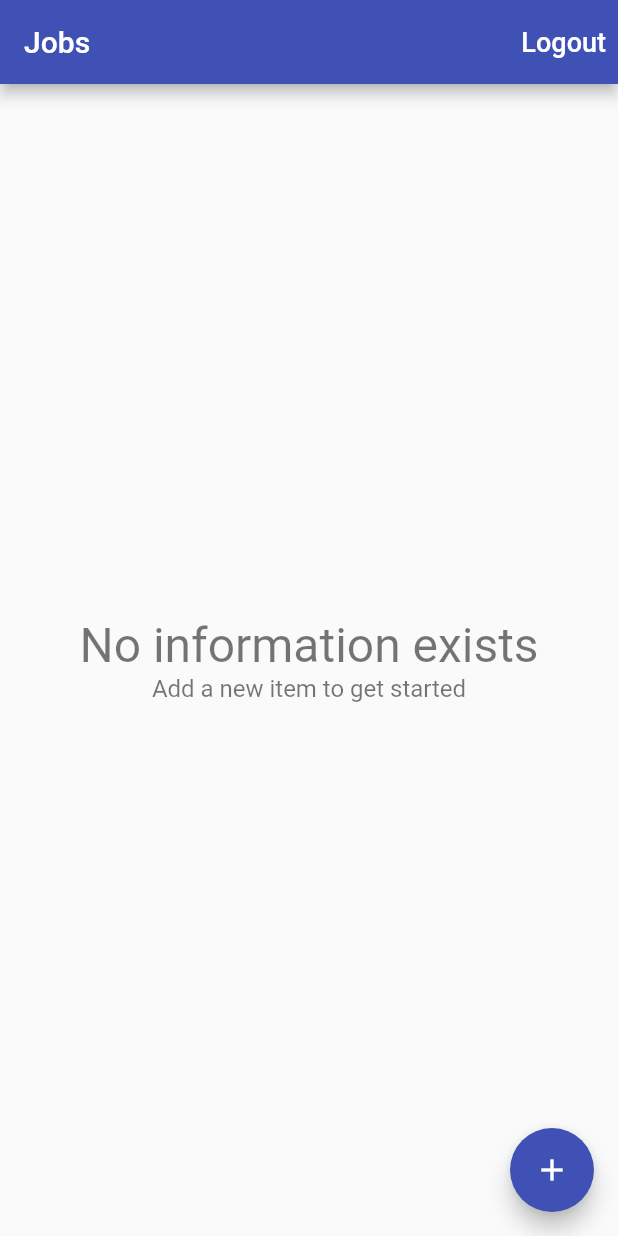
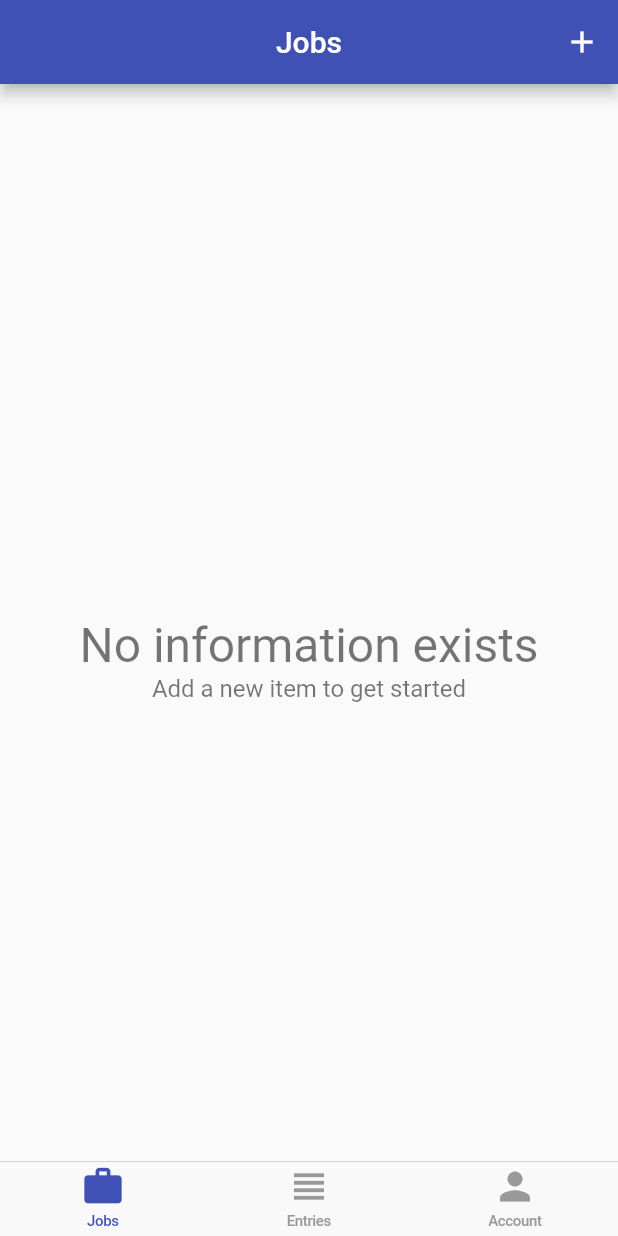
Before and after one commit to crmoraes/time_tracker_flutter_course, a Flutter app: the screen it shows once a user with an empty profile is signed in, on a phone screen of 412 x 824 dp. Run offline on Flutter 3.47's test engine with Material 2 defaults, Android fonts, the phone set to English and light mode, and no system bars; our stand-ins replace cloud_firestore, firebase_auth, firebase_core, google_sign_in; missing offline and left inert: flutter_login_facebook; accounts and stored records are empty.

Commit message:
Added CupertinoScaffold

```diff
--- /dev/null
+++ b/lib/app/home/cupertino_home_scaffold.dart
@@ -0,0 +1,49 @@
+import 'package:flutter/cupertino.dart';
+import 'package:flutter/material.dart';
+import 'package:time_tracker_flutter_course/app/home/tab_item.dart';
+
+class CupertinoHomeScaffold extends StatelessWidget {
+  const CupertinoHomeScaffold({
+    Key? key,
+    required this.currentTab,
+    required this.onSelectTab,
+    required this.widgetBuilders,
+    required this.navigatorKeys,
+  }) : super(key: key);
+
+  final TabItem currentTab;
+  final ValueChanged<TabItem> onSelectTab;
+  final Map<TabItem, WidgetBuilder> widgetBuilders;
+  final Map<TabItem, GlobalKey<NavigatorState>> navigatorKeys;
+
+  @override
+  Widget build(BuildContext context) {
+    return CupertinoTabScaffold(
+      tabBar: CupertinoTabBar(
+          items: [
+            _buildItem(TabItem.jobs),
+            _buildItem(TabItem.entries),
+            _buildItem(TabItem.account),
+          ],
+          onTap: (index) => onSelectTab(TabItem.values[index]),
+        ),
+      tabBuilder: (context, index) {
+        final item = TabItem.values[index];
+        return CupertinoTabView(
+          navigatorKey: navigatorKeys[item],
+          builder: (context) => widgetBuilders[item]!(context),
+        );
+      },
+    );
+  }
+
+  BottomNavigationBarItem _buildItem(TabItem tabItem) {
+    final itemData = TabItemData.allTabs[tabItem];
+    final color = currentTab == tabItem ? Colors.indigo : Colors.grey;
+    return BottomNavigationBarItem(
+      icon: Icon(itemData!.icon),
+      label: itemData.title,
+      backgroundColor: color,
+    );
+  }
+}
--- /dev/null
+++ b/lib/app/home/home_page.dart
@@ -0,0 +1,55 @@
+import 'package:flutter/cupertino.dart';
+import 'package:flutter/material.dart';
+import 'package:time_tracker_flutter_course/app/home/account/account_page.dart';
+import 'package:time_tracker_flutter_course/app/home/cupertino_home_scaffold.dart';
+import 'package:time_tracker_flutter_course/app/home/tab_item.dart';
+
+import 'jobs/jobs_page.dart';
+
+class HomePage extends StatefulWidget {
+  const HomePage({Key? key}) : super(key: key);
+
+  @override
+  State<HomePage> createState() => _HomePageState();
+}
+
+class _HomePageState extends State<HomePage> {
+  TabItem _currentTab = TabItem.jobs;
+
+  final Map<TabItem, GlobalKey<NavigatorState>> navigatorKeys = {
+    TabItem.jobs: GlobalKey<NavigatorState>(),
+    TabItem.entries: GlobalKey<NavigatorState>(),
+    TabItem.account: GlobalKey<NavigatorState>(),
+  };
+
+  Map<TabItem, WidgetBuilder> get widgetBuilders {
+    return {
+      TabItem.jobs: (_) => const JobsPage(),
+      TabItem.entries: (_) => Container(),
+      TabItem.account: (_) => const AccountPage(),
+    };
+  }
+
+  void _select(TabItem tabItem) {
+    if (tabItem == _currentTab) {
+      // pop to first route
+      navigatorKeys[tabItem]?.currentState?.popUntil((route) => route.isFirst);
+    } else {
+      setState(() => _currentTab = tabItem);
+    }
+  }
+
+  @override
+  Widget build(BuildContext context) {
+    return WillPopScope(
+      onWillPop: () async =>
+          !await navigatorKeys[_currentTab]!.currentState!.maybePop(),
+      child: CupertinoHomeScaffold(
+        currentTab: _currentTab,
+        onSelectTab: _select,
+        widgetBuilders: widgetBuilders,
+        navigatorKeys: navigatorKeys,
+      ),
+    );
+  }
+}
--- a/lib/app/home/job_entries/entry_page.dart
+++ b/lib/app/home/job_entries/entry_page.dart
@@ -24,7 +24,7 @@ class EntryPage extends StatefulWidget {
       required Database database,
       required Job job,
       Entry? entry}) async {
-    await Navigator.of(context).push(
+    await Navigator.of(context, rootNavigator: true).push(
       MaterialPageRoute(
         builder: (context) =>
             EntryPage(database: database, job: job, entry: entry),
--- a/lib/app/home/jobs/edit_job_page.dart
+++ b/lib/app/home/jobs/edit_job_page.dart
@@ -1,6 +1,5 @@
 import 'package:cloud_firestore/cloud_firestore.dart';
 import 'package:flutter/material.dart';
-import 'package:provider/provider.dart';
 import 'package:time_tracker_flutter_course/common_widget/show_alert_dialog.dart';
 import 'package:time_tracker_flutter_course/common_widget/show_exception_alert_dialog.dart';
 
@@ -17,8 +16,9 @@ class EditJobPage extends StatefulWidget {
   final Database database;
   final Job? job;
 
-  static Future<void> show(BuildContext context, {required Database database, Job? job}) async {
-    await Navigator.of(context).push(
+  static Future<void> show(BuildContext context,
+      {required Database database, Job? job}) async {
+    await Navigator.of(context, rootNavigator: true).push(
       MaterialPageRoute(
         builder: (context) => EditJobPage(
           database: database,
--- a/lib/app/home/jobs/jobs_page.dart
+++ b/lib/app/home/jobs/jobs_page.dart
@@ -1,5 +1,4 @@
 import 'package:cloud_firestore/cloud_firestore.dart';
-import 'package:flutter/foundation.dart';
 import 'package:flutter/material.dart';
 import 'package:provider/provider.dart';
 import 'package:time_tracker_flutter_course/app/home/job_entries/job_entries_page.dart';
@@ -7,65 +6,30 @@ import 'package:time_tracker_flutter_course/app/home/jobs/edit_job_page.dart';
 import 'package:time_tracker_flutter_course/app/home/jobs/job_list_tile.dart';
 import 'package:time_tracker_flutter_course/app/home/jobs/list_items_builder.dart';
 import 'package:time_tracker_flutter_course/app/home/models/job.dart';
-import 'package:time_tracker_flutter_course/common_widget/show_alert_dialog.dart';
 import '../../../common_widget/show_exception_alert_dialog.dart';
-import '../../../services/auth.dart';
 import '../../../services/database.dart';
 
 class JobsPage extends StatelessWidget {
   const JobsPage({Key? key}) : super(key: key);
-
-  Future<void> _signOut(BuildContext context) async {
-    try {
-      final auth = Provider.of<AuthBase>(context, listen: false);
-      await auth.signOut();
-    } catch (e) {
-      if (kDebugMode) {
-        print(e.toString());
-      }
-    }
-  }
-
-  Future<void> _confirmSignOut(BuildContext context) async {
-    final confirmedSignOut = await showAlertDialog(
-      context,
-      title: 'Logout',
-      content: 'Are you sure that you want to logout?',
-      cancelActionText: 'Cancel',
-      defaultActionText: 'Logout',
-    );
-    if (confirmedSignOut == true) {
-      _signOut(context);
-    }
-  }
 
   @override
   Widget build(BuildContext context) {
     return Scaffold(
       appBar: AppBar(
         title: const Text('Jobs'),
+        centerTitle: true,
         actions: <Widget>[
-          TextButton(
-            child: const Text(
-              'Logout',
-              style: TextStyle(
-                fontSize: 18.0,
-                color: Colors.white,
-              ),
+          IconButton(
+            icon: const Icon(Icons.add, color: Colors.white),
+            onPressed: () => EditJobPage.show(
+              context,
+              database: Provider.of<Database>(context, listen: false),
+              job: null,
             ),
-            onPressed: () => _confirmSignOut(context),
           ),
         ],
       ),
       body: _buildContents(context),
-      floatingActionButton: FloatingActionButton(
-        child: const Icon(Icons.add),
-        onPressed: () => EditJobPage.show(
-          context,
-          database: Provider.of<Database>(context, listen: false),
-          job: null,
-        ),
-      ),
     );
   }
 
--- /dev/null
+++ b/lib/app/home/tab_item.dart
@@ -0,0 +1,17 @@
+
+import 'package:flutter/material.dart';
+
+enum TabItem { jobs, entries, account }
+
+class TabItemData {
+  const TabItemData({required this.title, required this.icon});
+
+  final String title;
+  final IconData icon;
+
+  static const Map<TabItem, TabItemData> allTabs = {
+    TabItem.jobs: TabItemData(title: 'Jobs', icon: Icons.work),
+    TabItem.entries: TabItemData(title: 'Entries', icon: Icons.view_headline),
+    TabItem.account: TabItemData(title: 'Account', icon: Icons.person),
+  };
+}
--- a/lib/app/landing_page.dart
+++ b/lib/app/landing_page.dart
@@ -1,7 +1,7 @@
 import 'package:firebase_auth/firebase_auth.dart';
 import 'package:flutter/material.dart';
 import 'package:provider/provider.dart';
-import 'package:time_tracker_flutter_course/app/home/jobs/jobs_page.dart';
+import 'package:time_tracker_flutter_course/app/home/home_page.dart';
 import 'package:time_tracker_flutter_course/app/sign_in/sign_in_page.dart';
 import 'package:time_tracker_flutter_course/services/auth.dart';
 import 'package:time_tracker_flutter_course/services/database.dart';
@@ -22,7 +22,7 @@ class LandingPage extends StatelessWidget {
           }
           return Provider<Database>(
               create: (_) => FirestoreDatabase(uid: user.uid),
-              child: const JobsPage());
+              child: const HomePage());
         }
         return const Scaffold(
             body: Center(
```
Also changed, not shown: lib/app/home/account/account_page.dart (added, +56 -0 lines), lib/app/home/job_entries/entry_list_item.dart (+5 -4 lines), lib/app/home/job_entries/job_entries_page.dart (+12 -13 lines).
